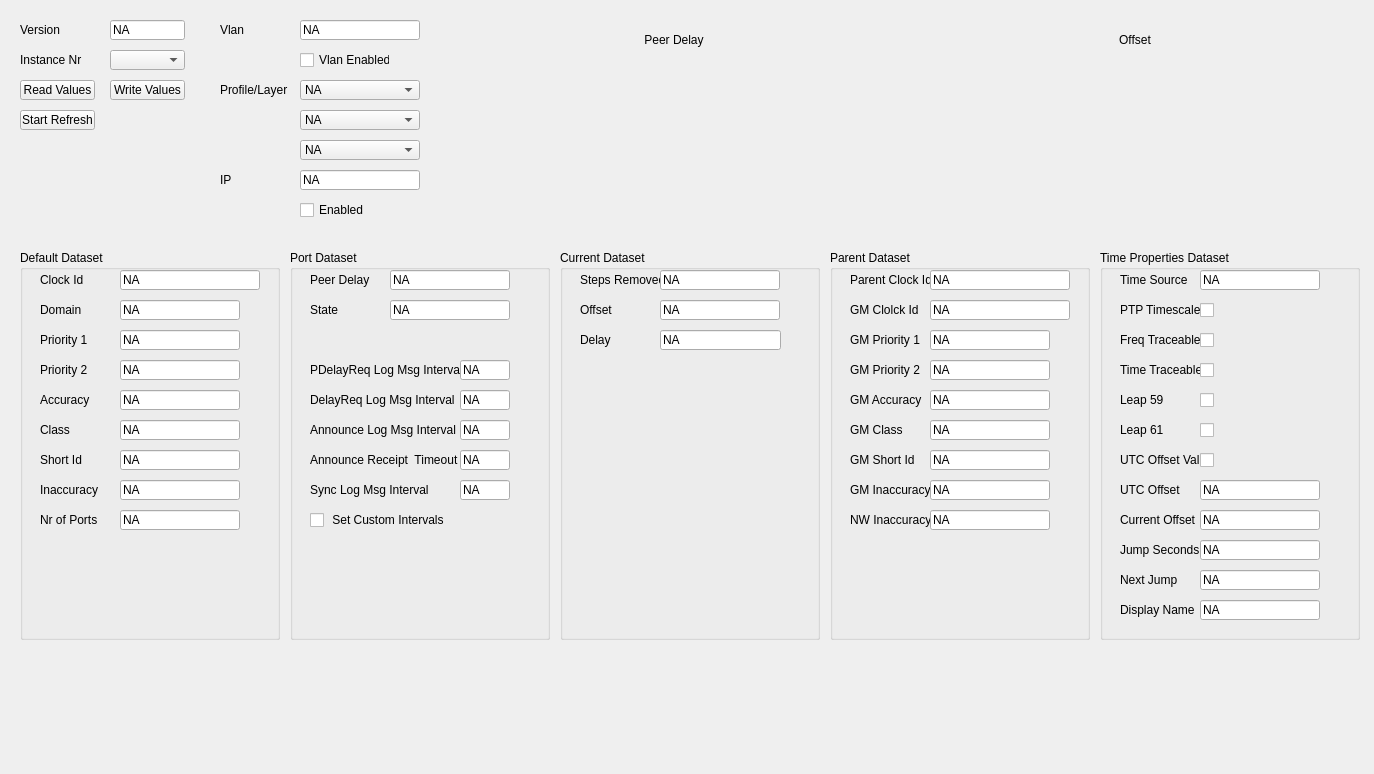
Old version of the form UCM/Library/UniversalConfigurationManager/PtpOcTab/Ucm_PtpOcTab.ui in the repository NetTimeLogic/UniversalConfigurationManager.
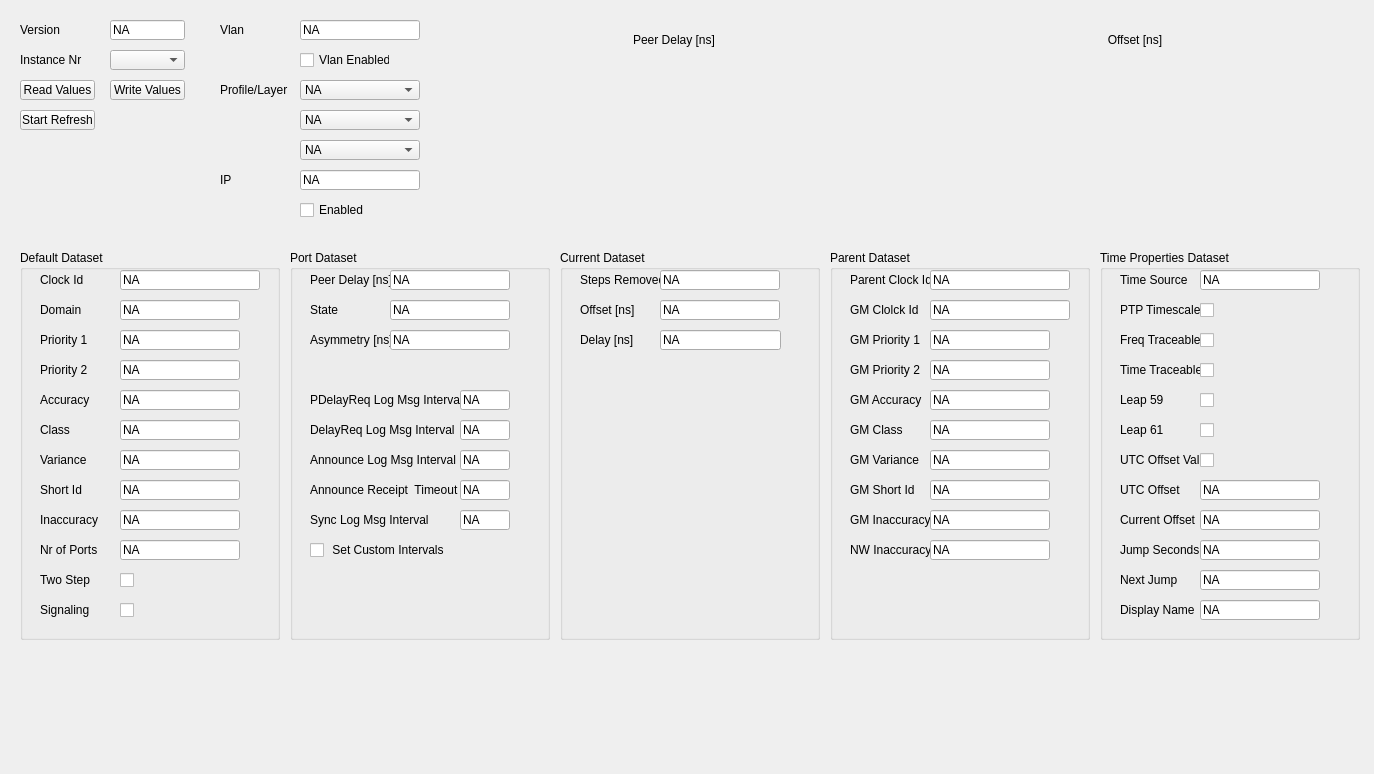
New version of the form.

The edit to the form file:
```diff
--- a/UCM/Library/UniversalConfigurationManager/PtpOcTab/Ucm_PtpOcTab.ui
+++ b/UCM/Library/UniversalConfigurationManager/PtpOcTab/Ucm_PtpOcTab.ui
@@ -91,7 +91,7 @@
     <enum>Qt::LeftToRight</enum>
    </property>
    <property name="text">
-    <string>Peer Delay</string>
+    <string>Peer Delay [ns]</string>
    </property>
    <property name="alignment">
     <set>Qt::AlignCenter</set>
@@ -184,7 +184,7 @@
      </rect>
     </property>
     <property name="text">
-     <string>Offset</string>
+     <string>Offset [ns]</string>
     </property>
    </widget>
    <widget class="QLineEdit" name="PtpOcCurrentDsOffsetValue">
@@ -216,7 +216,7 @@
      </rect>
     </property>
     <property name="text">
-     <string>Delay</string>
+     <string>Delay [ns]</string>
     </property>
    </widget>
    <widget class="QLineEdit" name="PtpOcCurrentDsDelayValue">
@@ -447,7 +447,7 @@
     <property name="geometry">
      <rect>
       <x>20</x>
-      <y>200</y>
+      <y>230</y>
       <width>80</width>
       <height>20</height>
      </rect>
@@ -463,7 +463,7 @@
     <property name="geometry">
      <rect>
       <x>100</x>
-      <y>200</y>
+      <y>230</y>
       <width>120</width>
       <height>20</height>
      </rect>
@@ -482,7 +482,7 @@
     <property name="geometry">
      <rect>
       <x>100</x>
-      <y>230</y>
+      <y>260</y>
       <width>120</width>
       <height>20</height>
      </rect>
@@ -498,7 +498,7 @@
     <property name="geometry">
      <rect>
       <x>20</x>
-      <y>230</y>
+      <y>260</y>
       <width>80</width>
       <height>20</height>
      </rect>
@@ -514,7 +514,7 @@
     <property name="geometry">
      <rect>
       <x>100</x>
-      <y>260</y>
+      <y>290</y>
       <width>120</width>
       <height>20</height>
      </rect>
@@ -530,7 +530,7 @@
     <property name="geometry">
      <rect>
       <x>20</x>
-      <y>260</y>
+      <y>290</y>
       <width>80</width>
       <height>20</height>
      </rect>
@@ -539,6 +539,38 @@
      <string>NW Inaccuracy</string>
     </property>
    </widget>
+   <widget class="QLabel" name="PtpOcParentDsGmVarianceLabel">
+    <property name="geometry">
+     <rect>
+      <x>20</x>
+      <y>200</y>
+      <width>80</width>
+      <height>20</height>
+     </rect>
+    </property>
+    <property name="text">
+     <string>GM Variance</string>
+    </property>
+   </widget>
+   <widget class="QLineEdit" name="PtpOcParentDsGmVarianceValue">
+    <property name="enabled">
+     <bool>true</bool>
+    </property>
+    <property name="geometry">
+     <rect>
+      <x>100</x>
+      <y>200</y>
+      <width>120</width>
+      <height>20</height>
+     </rect>
+    </property>
+    <property name="text">
+     <string>NA</string>
+    </property>
+    <property name="readOnly">
+     <bool>true</bool>
+    </property>
+   </widget>
   </widget>
   <widget class="QComboBox" name="PtpOcLayerValue">
    <property name="geometry">
@@ -771,7 +803,7 @@
     <property name="geometry">
      <rect>
       <x>20</x>
-      <y>200</y>
+      <y>230</y>
       <width>80</width>
       <height>20</height>
      </rect>
@@ -787,7 +819,7 @@
     <property name="geometry">
      <rect>
       <x>100</x>
-      <y>200</y>
+      <y>230</y>
       <width>120</width>
       <height>20</height>
      </rect>
@@ -803,7 +835,7 @@
     <property name="geometry">
      <rect>
       <x>100</x>
-      <y>230</y>
+      <y>260</y>
       <width>120</width>
       <height>20</height>
      </rect>
@@ -816,7 +848,7 @@
     <property name="geometry">
      <rect>
       <x>20</x>
-      <y>230</y>
+      <y>260</y>
       <width>80</width>
       <height>20</height>
      </rect>
@@ -832,7 +864,7 @@
     <property name="geometry">
      <rect>
       <x>100</x>
-      <y>260</y>
+      <y>290</y>
       <width>120</width>
       <height>20</height>
      </rect>
@@ -848,7 +880,7 @@
     <property name="geometry">
      <rect>
       <x>20</x>
-      <y>260</y>
+      <y>290</y>
       <width>80</width>
       <height>20</height>
      </rect>
@@ -857,6 +889,87 @@
      <string>Nr of Ports</string>
     </property>
    </widget>
+   <widget class="QLabel" name="PtpOcDefaultDsTwoStepLabel">
+    <property name="geometry">
+     <rect>
+      <x>20</x>
+      <y>320</y>
+      <width>80</width>
+      <height>20</height>
+     </rect>
+    </property>
+    <property name="text">
+     <string>Two Step</string>
+    </property>
+   </widget>
+   <widget class="QCheckBox" name="PtpOcDefaultDsTwoStepCheckBox">
+    <property name="geometry">
+     <rect>
+      <x>100</x>
+      <y>320</y>
+      <width>80</width>
+      <height>20</height>
+     </rect>
+    </property>
+    <property name="text">
+     <string/>
+    </property>
+   </widget>
+   <widget class="QCheckBox" name="PtpOcDefaultDsSignalingCheckBox">
+    <property name="geometry">
+     <rect>
+      <x>100</x>
+      <y>350</y>
+      <width>80</width>
+      <height>20</height>
+     </rect>
+    </property>
+    <property name="text">
+     <string/>
+    </property>
+   </widget>
+   <widget class="QLabel" name="PtpOcDefaultDsSignalingLabel">
+    <property name="geometry">
+     <rect>
+      <x>20</x>
+      <y>350</y>
+      <width>80</width>
+      <height>20</height>
+     </rect>
+    </property>
+    <property name="text">
+     <string>Signaling</string>
+    </property>
+   </widget>
+   <widget class="QLabel" name="PtpOcDefaultDsVarianceLabel">
+    <property name="geometry">
+     <rect>
+      <x>20</x>
+      <y>200</y>
+      <width>80</width>
+      <height>20</height>
+     </rect>
+    </property>
+    <property name="text">
+     <string>Variance</string>
+    </property>
+   </widget>
+   <widget class="QLineEdit" name="PtpOcDefaultDsVarianceValue">
+    <property name="enabled">
+     <bool>true</bool>
+    </property>
+    <property name="geometry">
+     <rect>
+      <x>100</x>
+      <y>200</y>
+      <width>120</width>
+      <height>20</height>
+     </rect>
+    </property>
+    <property name="text">
+     <string>NA</string>
+    </property>
+   </widget>
   </widget>
   <widget class="QComboBox" name="PtpOcInstanceComboBox">
    <property name="geometry">
@@ -884,7 +997,7 @@
     <bool>false</bool>
    </property>
    <property name="text">
-    <string>Offset</string>
+    <string>Offset [ns]</string>
    </property>
    <property name="alignment">
     <set>Qt::AlignCenter</set>
@@ -1358,7 +1471,7 @@
      </rect>
     </property>
     <property name="text">
-     <string>Peer Delay</string>
+     <string>Peer Delay [ns]</string>
     </property>
    </widget>
    <widget class="QLineEdit" name="PtpOcPortDsPeerDelayValue">
@@ -1419,7 +1532,7 @@
     <property name="geometry">
      <rect>
       <x>170</x>
-      <y>170</y>
+      <y>200</y>
       <width>50</width>
       <height>20</height>
      </rect>
@@ -1435,7 +1548,7 @@
     <property name="geometry">
      <rect>
       <x>20</x>
-      <y>170</y>
+      <y>200</y>
       <width>150</width>
       <height>20</height>
      </rect>
@@ -1451,7 +1564,7 @@
     <property name="geometry">
      <rect>
       <x>170</x>
-      <y>110</y>
+      <y>140</y>
       <width>50</width>
       <height>20</height>
      </rect>
@@ -1467,7 +1580,7 @@
     <property name="geometry">
      <rect>
       <x>20</x>
-      <y>230</y>
+      <y>260</y>
       <width>150</width>
       <height>20</height>
      </rect>
@@ -1480,7 +1593,7 @@
     <property name="geometry">
      <rect>
       <x>20</x>
-      <y>110</y>
+      <y>140</y>
       <width>150</width>
       <height>20</height>
      </rect>
@@ -1496,7 +1609,7 @@
     <property name="geometry">
      <rect>
       <x>170</x>
-      <y>200</y>
+      <y>230</y>
       <width>50</width>
       <height>20</height>
      </rect>
@@ -1515,7 +1628,7 @@
     <property name="geometry">
      <rect>
       <x>170</x>
-      <y>140</y>
+      <y>170</y>
       <width>50</width>
       <height>20</height>
      </rect>
@@ -1531,7 +1644,7 @@
     <property name="geometry">
      <rect>
       <x>20</x>
-      <y>140</y>
+      <y>170</y>
       <width>150</width>
       <height>20</height>
      </rect>
@@ -1544,7 +1657,7 @@
     <property name="geometry">
      <rect>
       <x>20</x>
-      <y>200</y>
+      <y>230</y>
       <width>150</width>
       <height>20</height>
      </rect>
@@ -1560,7 +1673,7 @@
     <property name="geometry">
      <rect>
       <x>170</x>
-      <y>230</y>
+      <y>260</y>
       <width>50</width>
       <height>20</height>
      </rect>
@@ -1576,7 +1689,7 @@
     <property name="geometry">
      <rect>
       <x>20</x>
-      <y>260</y>
+      <y>290</y>
       <width>200</width>
       <height>20</height>
      </rect>
@@ -1585,6 +1698,38 @@
      <string> Set Custom Intervals</string>
     </property>
    </widget>
+   <widget class="QLabel" name="PtpOcPortDsAsymmetryLabel">
+    <property name="geometry">
+     <rect>
+      <x>20</x>
+      <y>80</y>
+      <width>80</width>
+      <height>20</height>
+     </rect>
+    </property>
+    <property name="text">
+     <string>Asymmetry [ns]</string>
+    </property>
+   </widget>
+   <widget class="QLineEdit" name="PtpOcPortDsAsymmetryValue">
+    <property name="enabled">
+     <bool>true</bool>
+    </property>
+    <property name="geometry">
+     <rect>
+      <x>100</x>
+      <y>80</y>
+      <width>120</width>
+      <height>20</height>
+     </rect>
+    </property>
+    <property name="text">
+     <string>NA</string>
+    </property>
+    <property name="readOnly">
+     <bool>false</bool>
+    </property>
+   </widget>
   </widget>
   <widget class="QComboBox" name="PtpOcDelayMechanismValue">
    <property name="geometry">
```
Left out of the diff: 5 changed lines with no effect on the pictures.
